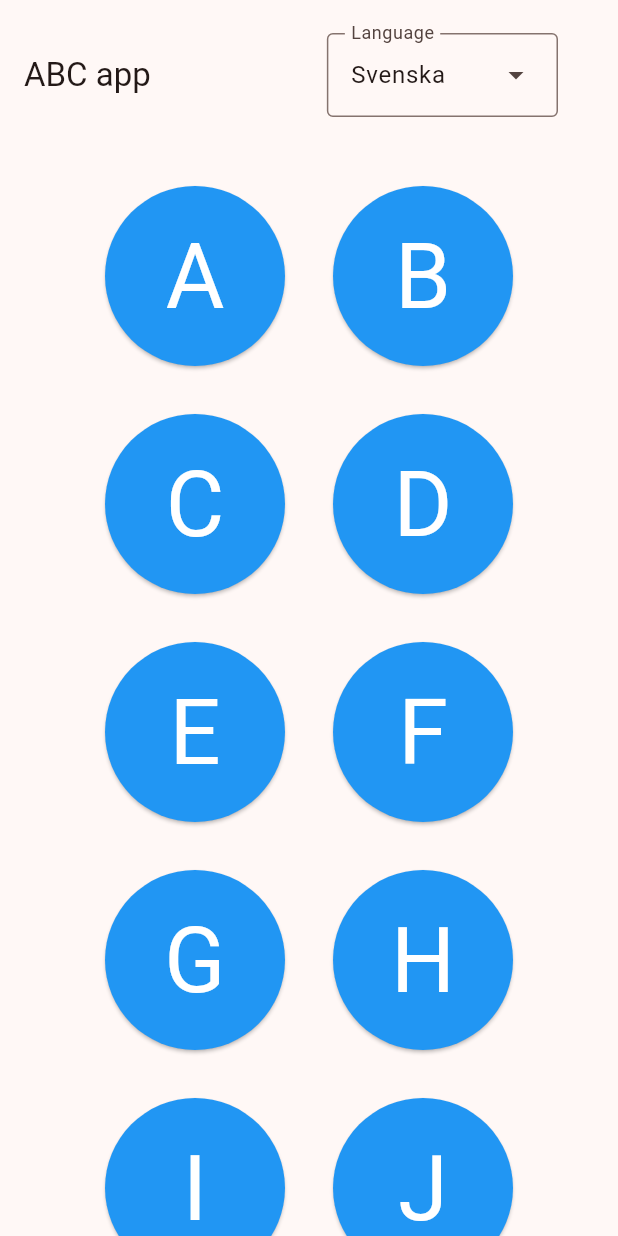
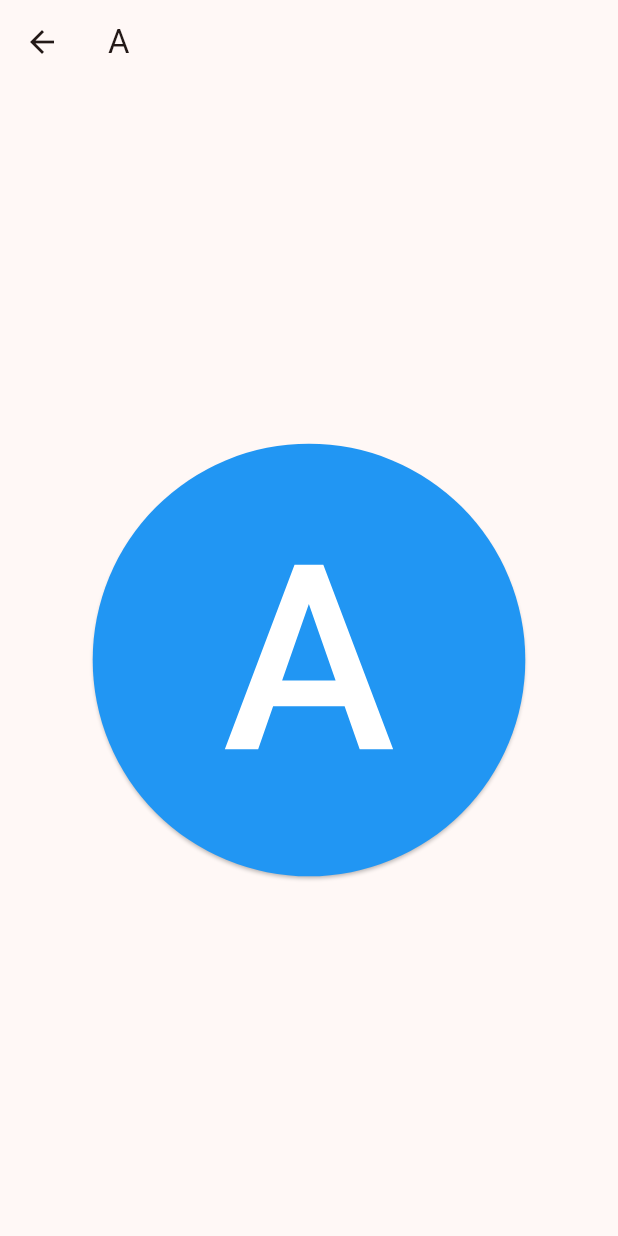
Before and after one commit to bl4ckswordsman/abc_app, a Flutter app: the screen it shows after launch, after a tap on an icon or button, on a phone screen of 412 x 824 dp. Run offline on Flutter 3.47's test engine with Material 2 defaults, Android fonts, the light colour scheme and no system bars.

Commit message:
"click to view larger letter button" works

```diff
--- a/lib/main.dart
+++ b/lib/main.dart
@@ -1,3 +1,6 @@
+
+import 'dart:math';
+
 import 'package:flutter/material.dart';
 
 void main() {
@@ -54,7 +57,6 @@ class _LanguageDropdownState extends State<LanguageDropdown> {
   }
 }
 
-
 class ABCapp extends StatelessWidget {
   const ABCapp({super.key});
 
@@ -72,7 +74,8 @@ class ABCapp extends StatelessWidget {
 }
 
 class MyHomePage extends StatelessWidget {
-  final List<String> englishAlphabet = List.generate(26, (index) => String.fromCharCode('A'.codeUnitAt(0) + index));
+  final List<String> englishAlphabet = List.generate(
+      26, (index) => String.fromCharCode('A'.codeUnitAt(0) + index));
 
   @override
   Widget build(BuildContext context) {
@@ -110,26 +113,132 @@ class MyHomePage extends StatelessWidget {
   }
 }
 
-class AlphabetButton extends StatelessWidget {
+class _LetterDetailsPage extends StatefulWidget {
   final String letter;
+
+  _LetterDetailsPage(this.letter);
+
+  @override
+  State<_LetterDetailsPage> createState() => _LetterDetailsPageState();
+}
+
+class _LetterDetailsPageState extends State<_LetterDetailsPage> {
+  @override
+  Widget build(BuildContext context) {
+    return Scaffold(
+      appBar: AppBar(
+        title: Text(widget.letter),
+      ),
+      body: Center(
+        child: LargeLetterButton(letter: widget.letter),
+      ),
+    );
+  }
+}
+
+
+
+class AlphabetButton extends StatefulWidget {
+  final String letter;
+  bool canOpenDetailsPage = true;
 
   AlphabetButton({required this.letter});
 
   @override
+  _AlphabetButtonState createState() => _AlphabetButtonState();
+}
+
+class _AlphabetButtonState extends State<AlphabetButton> {
+  bool _isExpanded = false;
+
+  bool get canOpenDetailsPage => widget.canOpenDetailsPage;
+
+  set canOpenDetailsPage(bool canOpenDetailsPage) {
+    widget.canOpenDetailsPage = canOpenDetailsPage;
+  }
+
+  @override
   Widget build(BuildContext context) {
-    return SizedBox(
-      width: 120.0, // Set a fixed width for all buttons
-      height: 120.0, // Set a fixed height for all buttons
-      child: ElevatedButton(
+    return Stack(
+      children: [
+        ElevatedButton(
           onPressed: () {
-          // Handle button press
+            if (!canOpenDetailsPage) { //(!_isExpanded) {
+              setState(() {
+                //_isExpanded = true;
+                //canOpenDetailsPage = false;
+              });
+            }
+
+            // Check if the button can open the details page
+            if (widget.canOpenDetailsPage) {
+              Navigator.push(
+                context,
+                MaterialPageRoute(
+                    builder: (context) => _LetterDetailsPage(widget.letter),
+                ),
+              );
+              setState(() {
+                canOpenDetailsPage = false;
+              });
+            }
           },
-        child: Text(letter),
           style: ElevatedButton.styleFrom(
-          foregroundColor: Colors.white, backgroundColor: Colors.blue, shape: CircleBorder(),
-          textStyle: TextStyle(fontSize: 60.0),
+            foregroundColor: Colors.white,
+            backgroundColor: Colors.blue,
+            minimumSize: const Size(120, 120),
+            shape: CircleBorder(),
           ),
+          child: Text(widget.letter,
+              textAlign: TextAlign.center,
+              style: TextStyle(fontSize: 60.0)),
         ),
+        if (_isExpanded) ...[]
+
+    ],
     );
   }
 }
+
+class LargeLetterButton extends StatefulWidget {
+  final String letter;
+
+  LargeLetterButton({required this.letter});
+
+  @override
+  _LargeLetterButtonState createState() => _LargeLetterButtonState();
+}
+
+class _LargeLetterButtonState extends State<LargeLetterButton> {
+  @override
+  Widget build(BuildContext context) {
+    // Get the size of the current screen
+    MediaQueryData mediaQuery = MediaQuery.of(context);
+    double screenWidth = mediaQuery.size.width;
+    double screenHeight = mediaQuery.size.height;
+
+    // Calculate the size of the button
+    double buttonWidth = screenWidth * 0.7;
+    double buttonHeight = screenHeight * 0.7;
+
+    // Calculate the size of the text
+    double textSize = min(buttonWidth, buttonHeight) * 0.6;
+    return ElevatedButton(
+      onPressed: () {
+        // Change button color to random color on press
+        //Navigator.push(
+        ////
+        //);
+      },
+      style: ElevatedButton.styleFrom(
+        foregroundColor: Colors.white,
+        backgroundColor: Colors.blue,
+        minimumSize: Size(buttonWidth, buttonHeight),
+        shape: CircleBorder(),
+      ),
+      child: Text(widget.letter,
+          textAlign: TextAlign.center,
+          style: TextStyle(fontSize: textSize)),
+    );
+  }
+}
```
Lines whose indentation alone changed are shown as unchanged.
